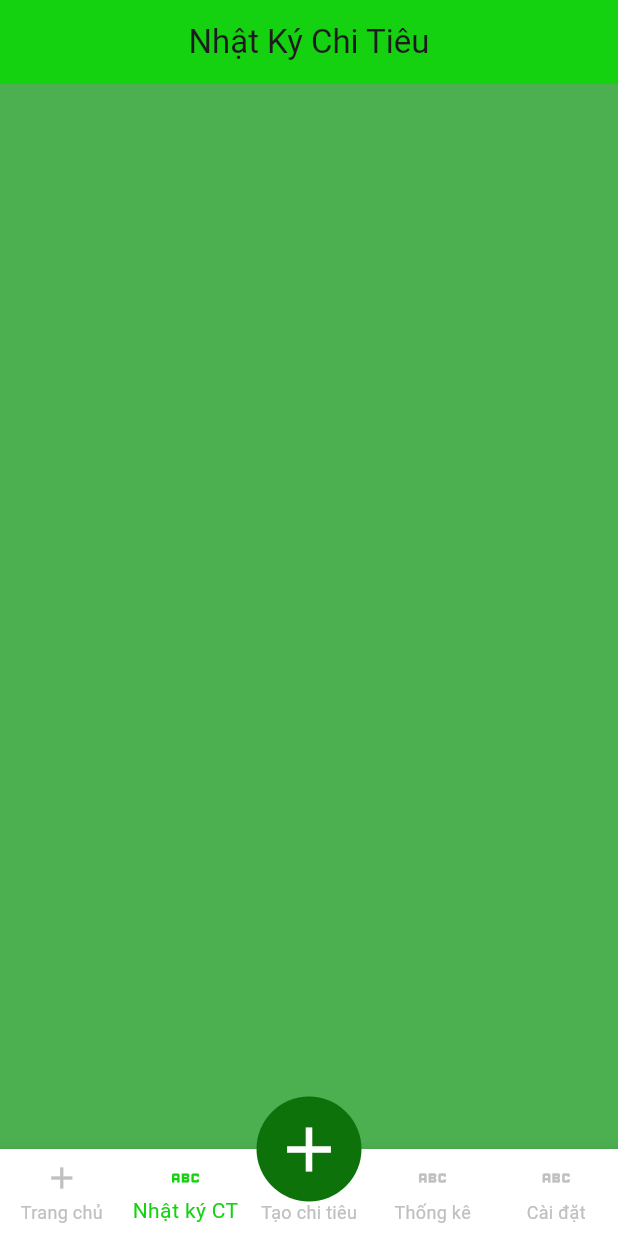
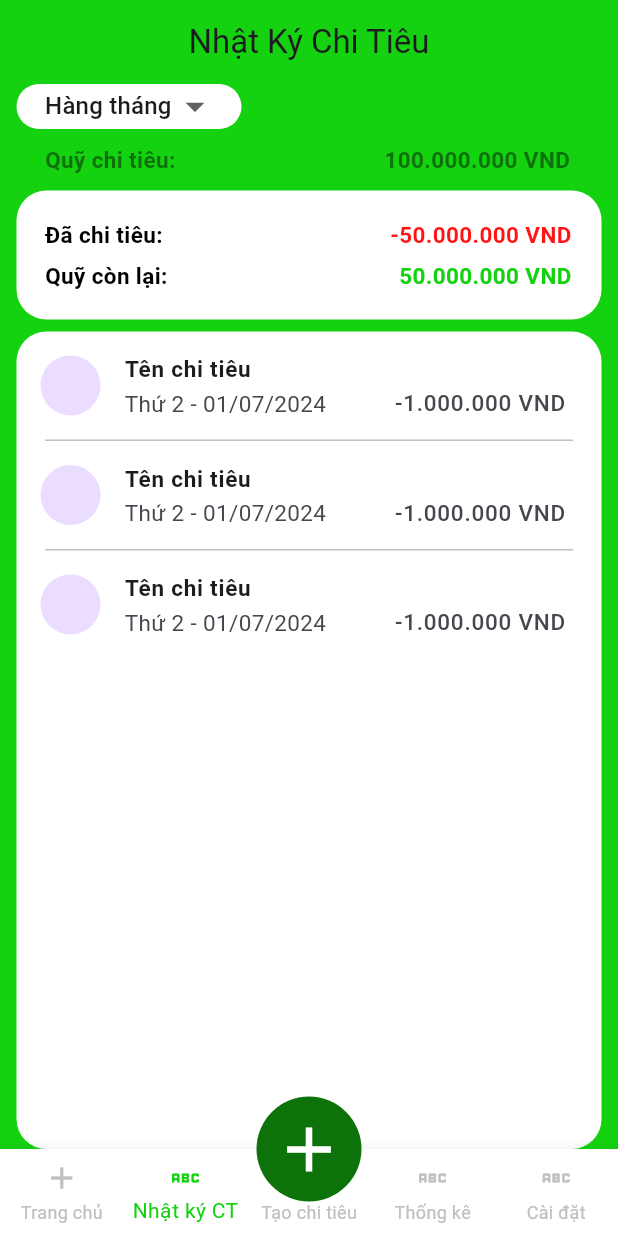
Before and after one commit to loipham21101998/QuanLyChiTieu1, a Flutter app: the screen it shows after launch, item 2 of the bottom bar chosen, on a phone screen of 412 x 824 dp. Run offline on Flutter 3.47's test engine with Material 3 defaults, Android fonts, the phone set to English and light mode, and no system bars; our stand-ins replace easy_localization, google_fonts.

Commit message:
Commit code second screen and layout

```diff
--- a/lib/ui/main/home_page_child_NKCT.dart
+++ b/lib/ui/main/home_page_child_NKCT.dart
@@ -0,0 +1,53 @@
+import 'package:flutter/material.dart';
+
+class HomePageChildNkct extends StatelessWidget {
+  const HomePageChildNkct({super.key});
+
+  @override
+  Widget build(BuildContext context) {
+    return Expanded(
+        child: Container(
+          margin: const EdgeInsets.symmetric(horizontal: 11).copyWith(top:8),
+          decoration: BoxDecoration(
+            borderRadius: BorderRadius.circular(20),
+            color: Colors.white,),
+            child: ListView.separated(
+            //padding: const EdgeInsets.all(14),
+              separatorBuilder: (BuildContext context, int index) {
+                  return Container(
+                    margin: const EdgeInsets.symmetric(horizontal: 19),
+                    height: 1,
+                    decoration:const BoxDecoration(
+                      border: Border(
+                        bottom: BorderSide(
+                           color:  Color(0xffC0C0C0),
+                               width: 1
+                        )
+                      )
+                    ),
+                  );
+
+              },
+              itemCount: 3,
+            itemBuilder: (BuildContext context, int index){
+                return  ListTile(
+                  onTap: ()=>print('TapTap'),
+                  leading: const CircleAvatar(),
+                  title: const Text('Tên chi tiêu',style: TextStyle(fontWeight: FontWeight.bold,fontSize: 15),),
+                  subtitle: const Text('Thứ 2 - 01/07/2024',style: TextStyle(fontSize: 15),),
+                  trailing: const Column(
+                    children: [
+                      SizedBox(height: 29,),
+                       Text('-1.000.000 VND',style: TextStyle(fontSize: 15),)
+                    ],
+                  ),
+                );
+            }
+
+          ),
+        )
+    );
+  }
+
+
+}
--- a/lib/ui/main/home_page_top.dart
+++ b/lib/ui/main/home_page_top.dart
@@ -2,19 +2,24 @@ import 'dart:ui';
 
 import 'package:flutter/cupertino.dart';
 import 'package:flutter/material.dart';
+import 'package:flutter/rendering.dart';
 import 'package:flutter/widgets.dart';
+
+List<String> items = ['Hàng tháng', 'Theo quý', 'Năm nay'];
 
 class HomePage extends StatelessWidget {
   final Widget body;
-  const HomePage({super.key ,required this.body});
+
+  const HomePage({super.key, required this.body});
 
   @override
   Widget build(BuildContext context) {
     return Column(
       mainAxisSize: MainAxisSize.max,
       mainAxisAlignment: MainAxisAlignment.start,
-      crossAxisAlignment: CrossAxisAlignment.center,
+      crossAxisAlignment: CrossAxisAlignment.start,
       children: [
+        const DropdownTop(),
         Row(
           children: [
             Container(
@@ -42,7 +47,6 @@ class HomePage extends StatelessWidget {
         ),
         _buildTop(),
         body,
-        _buildBody(context)
       ],
     );
   }
@@ -57,7 +61,7 @@ class HomePage extends StatelessWidget {
         color: Colors.white,
       ),
       child: const Padding(
-        padding: EdgeInsets.only(top:19,bottom: 19,left: 19,right: 20),
+        padding: EdgeInsets.only(top: 19, bottom: 19, left: 19, right: 20),
         child: Column(
           mainAxisAlignment: MainAxisAlignment.start,
           crossAxisAlignment: CrossAxisAlignment.center,
@@ -108,62 +112,52 @@ class HomePage extends StatelessWidget {
       ),
     );
   }
+}
 
-  Widget _buildBody(BuildContext context) {
-    return Expanded(
-        child: Container(
-          margin: const EdgeInsets.symmetric(horizontal: 11).copyWith(top:8),
+class DropdownTop extends StatefulWidget {
+  const DropdownTop({super.key});
+
+  @override
+  State<DropdownTop> createState() => _DropdownTopState();
+}
+
+class _DropdownTopState extends State<DropdownTop> {
+  String dropdownValue = items.first;
+
+  @override
+  Widget build(BuildContext context) {
+    return Container(
+      width: 150,
+      height: 30,
       decoration: BoxDecoration(
-         borderRadius: BorderRadius.circular(20),
-         color: Colors.white,),
-          child: GridView.count(
-            crossAxisCount: 2,
-            childAspectRatio: 1.45794392523,
-            controller: ScrollController(keepScrollOffset: false),
-            shrinkWrap: true,
-            scrollDirection: Axis.vertical,
-            padding: const EdgeInsets.only(top:20,right: 20,left: 20),
-            crossAxisSpacing: 18,
-            children: List.generate(2,(int i) {
-              return Container(
-                decoration: BoxDecoration(
-                  borderRadius: BorderRadius.circular(20),
-                  border: Border.all(color:const Color(0xff14D210),width: 2)
+        color: Colors.white,
+        borderRadius: BorderRadius.circular(20)
       ),
-                child:  Padding(
-                  padding: const EdgeInsets.all(15),
-                  child: Column(
-                    mainAxisSize: MainAxisSize.max,
-                    mainAxisAlignment: MainAxisAlignment.start,
-                    crossAxisAlignment: CrossAxisAlignment.center,
-                    children: [
-                      const Row(
-                        children: [
-                          CircleAvatar(),
-                          Spacer(),
-                          Text('Ăn uống',style: TextStyle(fontSize: 20,fontWeight: FontWeight.bold),)
-                        ],
+      margin: const EdgeInsets.only(left: 11,bottom: 10),
+      child: Padding(
+        padding: const EdgeInsets.only(left: 19,right: 16),
+        child: DropdownButton<String>(
+          value: dropdownValue,
+          isExpanded: true,
+          iconSize: 30,
+          onChanged: (String? value) {
+            setState(() {
+              dropdownValue = value!;
+            });
+          },
+          underline: Container(
+            height: 2,
+            color: Colors.transparent,
           ),
-                      const Spacer(),
-                      Row(
-                        children: [
-                          const Text('50%',style: TextStyle(fontWeight: FontWeight.bold,fontSize: 20),),
-                          const Spacer(),
-                          Column(
-                            children: [
-                              Container(height: 6,),
-                              const Text('-1.000.000 VND',style: TextStyle(fontSize: 10),)
-                            ],
-                          )
-                        ],
-                      )
-                    ],
+          items: items.map<DropdownMenuItem<String>>((String value) {
+            return DropdownMenuItem<String>(
+              value: value,
+              child: Text(value),
+            );
+          }).toList(),
         ),
       ),
+
     );
-            }),
-          )
-    ));
   }
-
 }
--- a/lib/ui/main/main_home_page.dart
+++ b/lib/ui/main/main_home_page.dart
@@ -1,7 +1,10 @@
+import 'package:flutter/cupertino.dart';
 import 'package:flutter/material.dart';
+import 'package:quanlychitieu/ui/main/home_page_child_NKCT.dart';
+import 'package:quanlychitieu/ui/main/home_page_child_TC.dart';
 
 import '../../ultils/enums/main_page.dart';
-import 'home_page.dart';
+import 'home_page_top.dart';
 
 class MainHomePage extends StatefulWidget {
   const MainHomePage({super.key});
@@ -20,11 +23,8 @@ class _MainHomePageState extends State<MainHomePage> {
     // TODO: implement initState
     super.initState();
     _pages = [
-      const HomePage(key : ValueKey(1)),
-      Container(
-        key:const ValueKey(2),
-        color: Colors.green,
-      ),
+      const HomePage(key : ValueKey(1),body:HomePageChildTc()),
+      const HomePage(key: ValueKey(2),body: HomePageChildNkct()),
       Container(
        key:  const ValueKey(3),
         color: Colors.yellow,
```
Also changed, not shown: lib/ui/main/home_page_child_TC.dart (+67 -0 lines). Lines whose indentation alone changed are shown as unchanged.
